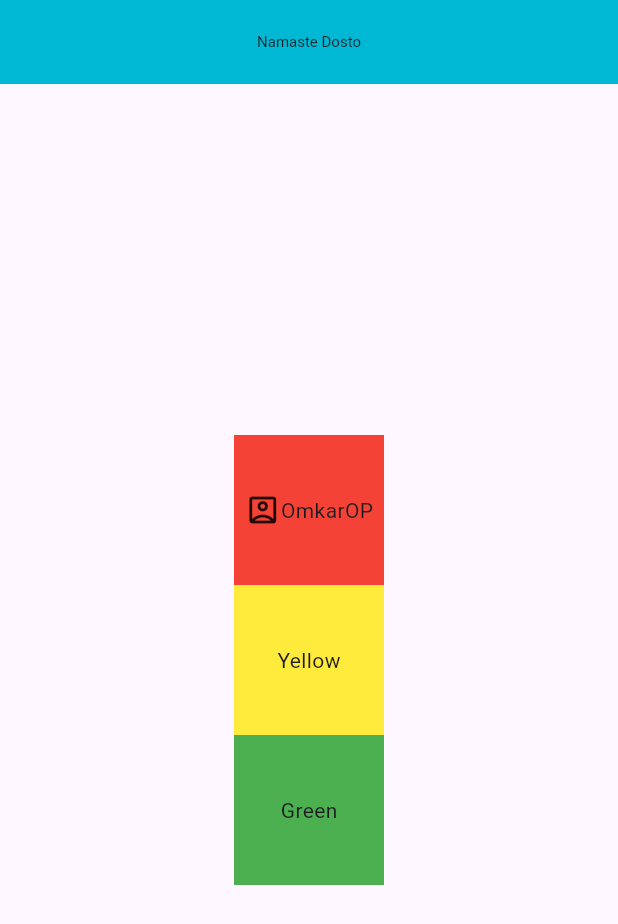
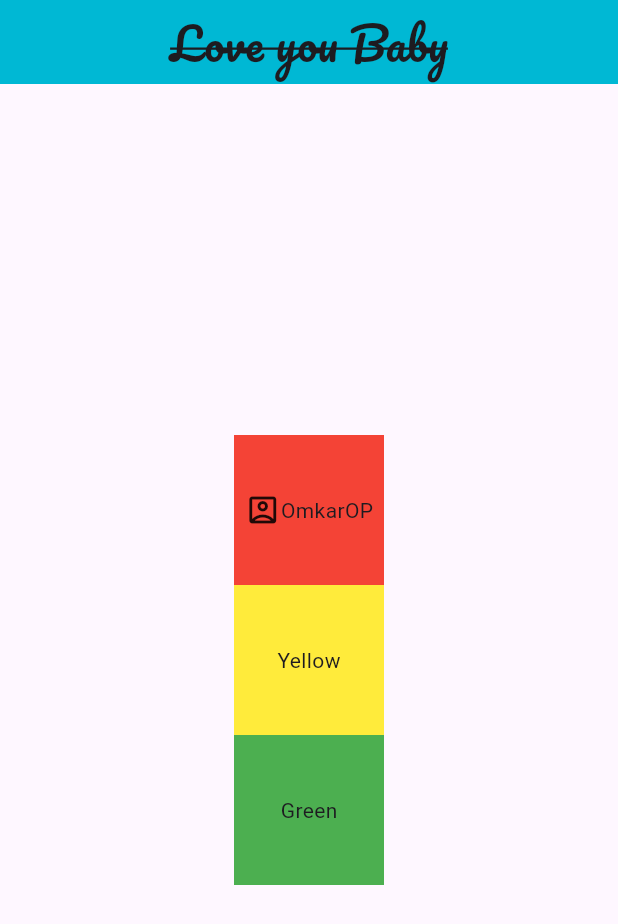
Before and after one commit to OmkarOP-07/Flutter-Learnings-and-projects, a Flutter app: the screen it shows after launch, on a phone screen of 412 x 824 dp. Shown: the top 924 px of the screen. Run offline on Flutter 3.47's test engine with Material 3 defaults, Android fonts, the phone set to English and light mode, and no system bars.

Commit message:
done chapter

```diff
--- a/my_app/lib/main.dart
+++ b/my_app/lib/main.dart
@@ -12,7 +12,14 @@ class MyApp extends StatelessWidget {
     return MaterialApp(
       home: Scaffold(
         appBar: AppBar(
-          title: const Text("Namaste Dosto", style: TextStyle(fontSize: 10)),
+          title: const Text(
+            "Love you Baby",
+            style: TextStyle(
+              fontSize: 30,
+              fontFamily: 'Pasifico',
+              decoration: TextDecoration.lineThrough,
+            ),
+          ),
           backgroundColor: Colors.cyanAccent[700],
           centerTitle: true,
         ),
```
Also changed, not shown: my_app/pubspec.yaml (+2 -12 lines).
